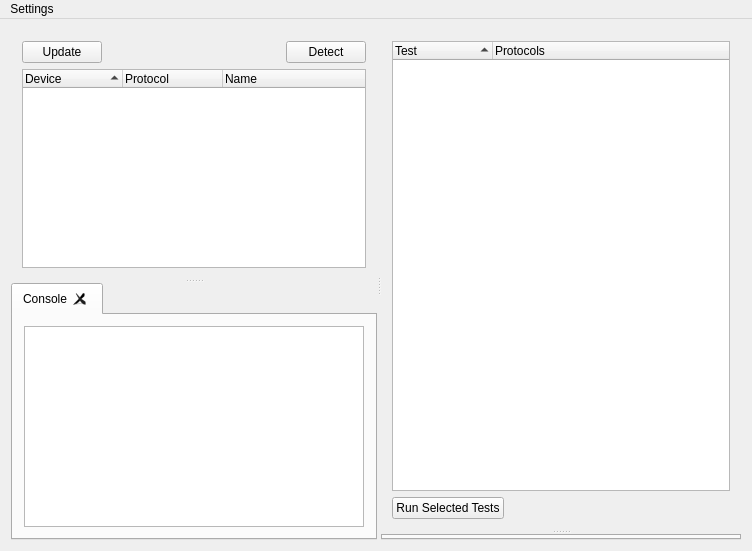
Before: the Qt Designer form src/mainwindow.ui in Crystal-Photonics/crystalTestFrameworkApp, drawn with Qt 5.
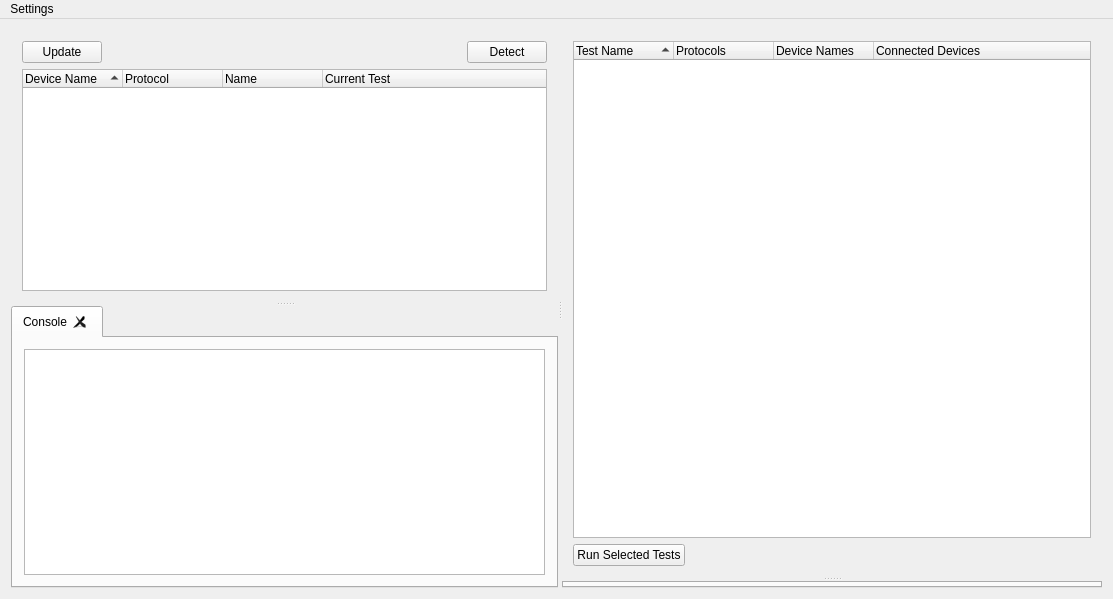
After: the same form once the commit is applied.

```diff
--- a/src/mainwindow.ui
+++ b/src/mainwindow.ui
@@ -6,8 +6,8 @@
    <rect>
     <x>0</x>
     <y>0</y>
-    <width>752</width>
-    <height>551</height>
+    <width>1113</width>
+    <height>599</height>
    </rect>
   </property>
   <property name="windowTitle">
@@ -73,7 +73,7 @@
            </attribute>
            <column>
             <property name="text">
-             <string>Device</string>
+             <string>Device Name</string>
             </property>
            </column>
            <column>
@@ -86,6 +86,11 @@
              <string>Name</string>
             </property>
            </column>
+           <column>
+            <property name="text">
+             <string>Current Test</string>
+            </property>
+           </column>
           </widget>
          </item>
         </layout>
@@ -132,7 +137,7 @@
            </property>
            <column>
             <property name="text">
-             <string>Test</string>
+             <string>Test Name</string>
             </property>
            </column>
            <column>
@@ -140,6 +145,16 @@
              <string>Protocols</string>
             </property>
            </column>
+           <column>
+            <property name="text">
+             <string>Device Names</string>
+            </property>
+           </column>
+           <column>
+            <property name="text">
+             <string>Connected Devices</string>
+            </property>
+           </column>
           </widget>
          </item>
          <item>
@@ -186,7 +201,7 @@
     <rect>
      <x>0</x>
      <y>0</y>
-     <width>752</width>
+     <width>1113</width>
      <height>21</height>
     </rect>
    </property>
```
Left out of the diff: 2 changed lines with no effect on the pictures.
